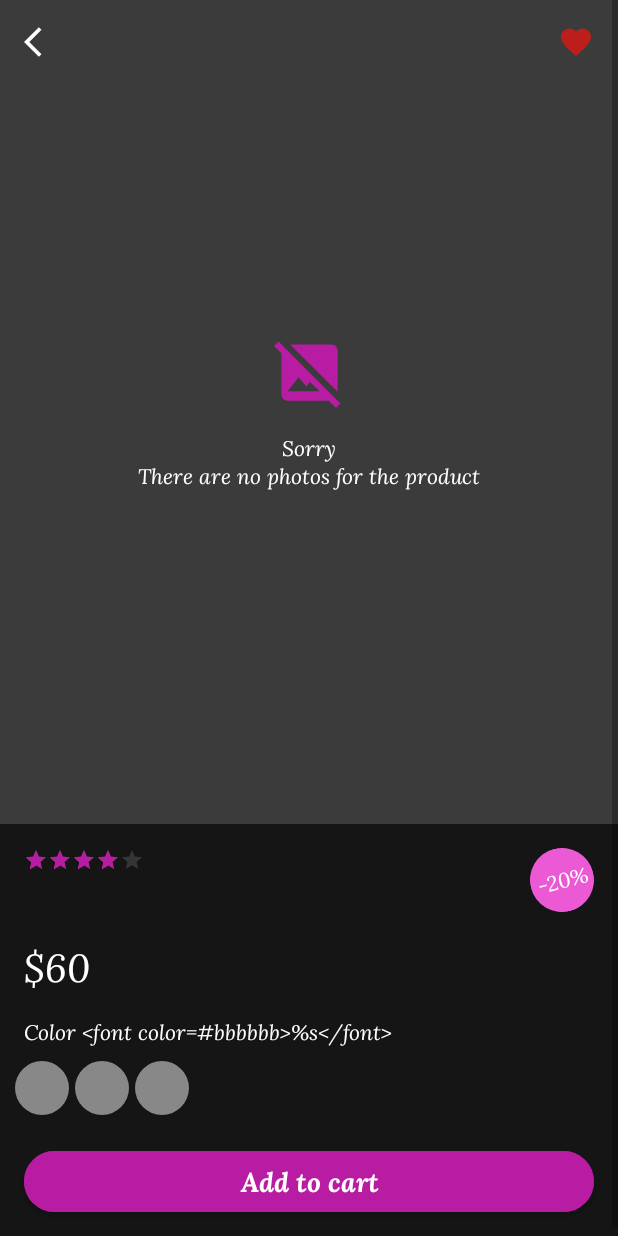
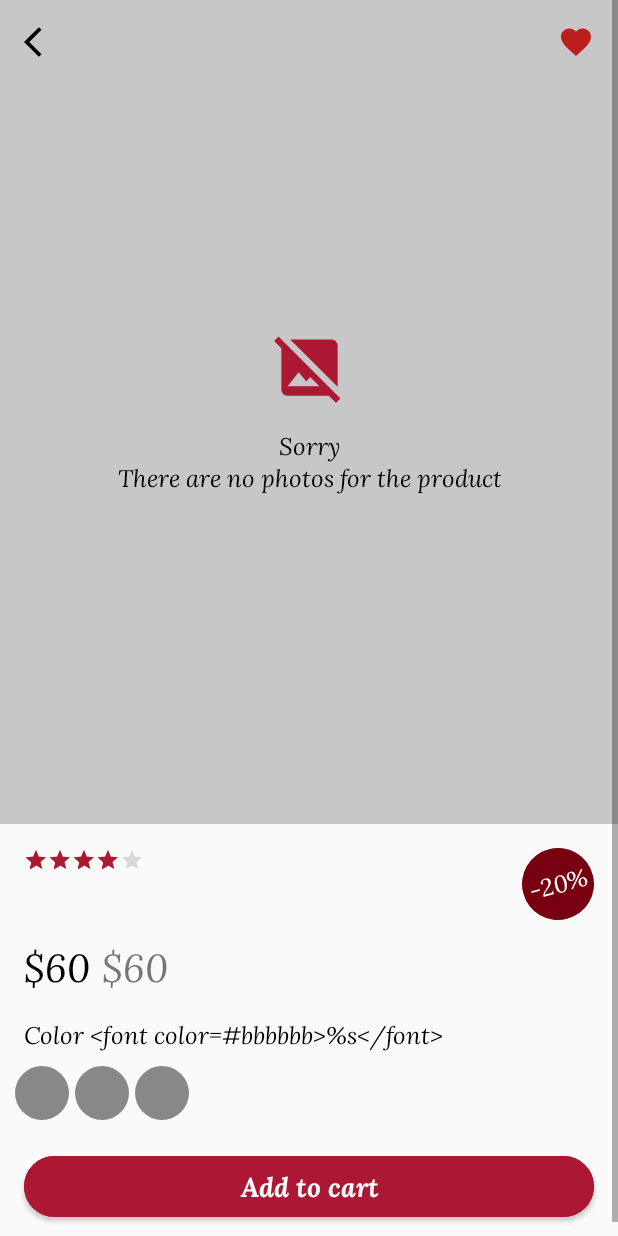
Before and after one commit to Lider123/PassionWoman, an Android app: the layout fragment_product_card.xml on its own in the app's theme, with its tools: preview values and no code run, on a phone screen of 412 x 824 dp. Run offline under Robolectric (Android 15) with nearby library versions, the phone set to English and light mode, and no system bars; plain views replace CircleIndicator3.

Commit message:
Added light mode

```diff
--- a/app/src/main/java/ru/babaetskv/passionwoman/app/MainApp.kt
+++ b/app/src/main/java/ru/babaetskv/passionwoman/app/MainApp.kt
@@ -1,6 +1,8 @@
 package ru.babaetskv.passionwoman.app
 
 import android.app.Application
+import android.os.Build
+import androidx.appcompat.app.AppCompatDelegate
 import com.chibatching.kotpref.Kotpref
 import ru.babaetskv.passionwoman.app.di.*
 
@@ -11,6 +13,9 @@ class MainApp : Application() {
         super.onCreate()
         initKoin()
         initKotpref()
+        if (Build.VERSION.SDK_INT < 29) {
+            AppCompatDelegate.setDefaultNightMode(AppCompatDelegate.MODE_NIGHT_YES)
+        }
     }
 
     private fun initKotpref() {
--- a/app/src/main/res/drawable/bg_input.xml
+++ b/app/src/main/res/drawable/bg_input.xml
@@ -2,6 +2,6 @@
 <shape
     xmlns:android="http://schemas.android.com/apk/res/android"
     android:shape="rectangle">
-    <solid android:color="#3fff"/>
+    <solid android:color="@color/input"/>
     <corners android:radius="@dimen/corners_default"/>
 </shape>
--- a/app/src/main/res/drawable/photo_placeholder.xml
+++ b/app/src/main/res/drawable/photo_placeholder.xml
@@ -9,7 +9,7 @@
 
     <item>
         <inset
-            android:drawable="@drawable/ic_launcher_foreground"
-            android:inset="50dp"/>
+            android:drawable="@drawable/ic_logo"
+            android:inset="50dp" />
     </item>
 </layer-list>
--- a/app/src/main/res/layout/fragment_onboarding.xml
+++ b/app/src/main/res/layout/fragment_onboarding.xml
@@ -37,6 +37,7 @@
             android:paddingEnd="0dp"
             android:scaleType="fitCenter"
             android:src="@drawable/ic_back"
+            android:tint="@color/onPrimary"
             app:layout_constraintStart_toStartOf="parent"/>
 
         <androidx.appcompat.widget.AppCompatImageButton
@@ -47,6 +48,7 @@
             android:paddingEnd="@dimen/margin_small"
             android:scaleType="fitCenter"
             android:src="@drawable/ic_forward"
+            android:tint="@color/onPrimary"
             app:layout_constraintEnd_toEndOf="parent"/>
     </androidx.constraintlayout.widget.ConstraintLayout>
 </FrameLayout>
--- a/app/src/main/res/layout/fragment_product_card.xml
+++ b/app/src/main/res/layout/fragment_product_card.xml
@@ -103,6 +103,7 @@
                 android:background="@drawable/bg_discount"
                 android:rotation="-15"
                 android:visibility="gone"
+                android:textColor="@color/onSecondary"
                 app:layout_constraintTop_toBottomOf="@id/layoutPhotos"
                 app:layout_constraintEnd_toEndOf="parent"
                 app:layout_constraintDimensionRatio="1:1"
@@ -135,13 +136,29 @@
 
             <androidx.appcompat.widget.AppCompatTextView
                 android:id="@+id/tvPrice"
-                android:layout_width="0dp"
+                android:layout_width="wrap_content"
                 android:layout_height="wrap_content"
                 android:layout_marginTop="@dimen/margin_small"
-                android:layout_marginHorizontal="@dimen/margin_default"
+                android:layout_marginStart="@dimen/margin_default"
                 android:textSize="26sp"
+                app:layout_constraintHorizontal_bias="0"
+                app:layout_constraintHorizontal_chainStyle="packed"
                 app:layout_constraintTop_toBottomOf="@id/tvProductName"
                 app:layout_constraintStart_toStartOf="parent"
+                app:layout_constraintEnd_toStartOf="@id/tvPriceDeleted"
+                tools:text="$60" />
+
+            <androidx.appcompat.widget.AppCompatTextView
+                android:id="@+id/tvPriceDeleted"
+                android:layout_width="wrap_content"
+                android:layout_height="wrap_content"
+                android:layout_marginTop="@dimen/margin_small"
+                android:layout_marginStart="@dimen/margin_small"
+                android:layout_marginEnd="@dimen/margin_default"
+                android:textSize="26sp"
+                android:textColor="@color/hint"
+                app:layout_constraintTop_toBottomOf="@id/tvProductName"
+                app:layout_constraintStart_toEndOf="@id/tvPrice"
                 app:layout_constraintEnd_toEndOf="parent"
                 tools:text="$60" />
 
--- a/app/src/main/res/layout/fragment_product_list.xml
+++ b/app/src/main/res/layout/fragment_product_list.xml
@@ -33,6 +33,7 @@
             android:layout_height="40dp"
             android:layout_marginStart="@dimen/margin_default"
             android:padding="@dimen/margin_small"
+            android:tint="@color/text"
             android:src="@drawable/ic_filters"
             android:background="@drawable/bg_card" />
 
--- a/app/src/main/res/layout/view_item_category.xml
+++ b/app/src/main/res/layout/view_item_category.xml
@@ -15,6 +15,7 @@
             android:layout_width="match_parent"
             android:layout_height="0dp"
             android:scaleType="centerCrop"
+            android:foreground="@color/category_shade"
             app:layout_constraintTop_toTopOf="parent"
             app:layout_constraintDimensionRatio="3:2"
             tools:src="@tools:sample/backgrounds/scenic"/>
--- a/app/src/main/res/layout/view_progress.xml
+++ b/app/src/main/res/layout/view_progress.xml
@@ -11,5 +11,6 @@
         android:layout_height="match_parent"
         android:scaleType="centerInside"
         android:layout_gravity="center"
+        app:tint="@color/secondary"
         app:srcCompat="@drawable/ic_launcher_foreground"/>
 </FrameLayout>
--- /dev/null
+++ b/app/src/main/res/values-notnight/colors.xml
@@ -0,0 +1,18 @@
+<?xml version="1.0" encoding="utf-8"?>
+<resources>
+    <color name="primary">#fafafa</color>
+    <color name="primaryVariant">#c7c7c7</color>
+    <color name="secondary">#ac1734</color>
+    <color name="secondaryVariant">#76000f</color>
+    <color name="onPrimary">#000</color>
+    <color name="onSecondary">#fff</color>
+    <color name="hint">#8000</color>
+    <color name="error">#ff9494</color>
+    <color name="favorite">#bc1e1b</color>
+    <color name="input">#3000</color>
+
+    <color name="onboarding_banner_shade">#98FFFFFF</color>
+    <color name="bg_login_shade">#CFFF</color>
+    <color name="progress_shade">#98FFFFFF</color>
+    <color name="category_shade">#4FFF</color>
+</resources>
--- a/app/src/main/res/values/colors.xml
+++ b/app/src/main/res/values/colors.xml
@@ -6,18 +6,21 @@
     <color name="secondaryVariant">#ec59d5</color>
     <color name="onPrimary">#fff</color>
     <color name="onSecondary">#fff</color>
-    <color name="background">#151515</color>
-    <color name="text">@color/onPrimary</color>
     <color name="hint">#8FFF</color>
     <color name="error">#ff9494</color>
     <color name="favorite">#bc1e1b</color>
-
-    <color name="alert_info">@color/primaryVariant</color>
-    <color name="alert_error">@color/error</color>
+    <color name="input">#3fff</color>
 
     <color name="onboarding_banner_shade">#98000000</color>
     <color name="bg_login_shade">#C000</color>
     <color name="progress_shade">#98000000</color>
+    <color name="category_shade">#4000</color>
+
+    <color name="background">@color/primary</color>
+    <color name="text">@color/onPrimary</color>
+
+    <color name="alert_info">@color/primaryVariant</color>
+    <color name="alert_error">@color/error</color>
 
     <color name="ucrop_color_toolbar">@color/primary</color>
     <color name="ucrop_color_statusbar">@color/primaryVariant</color>
--- a/app/src/main/res/values/strings.xml
+++ b/app/src/main/res/values/strings.xml
@@ -5,6 +5,8 @@
     <string name="retry">Retry</string>
     <string name="yes">Yes</string>
     <string name="no">No</string>
+
+    <string name="deleted_text_template"><![CDATA[<del>%s</del>]]></string>
 
     <string name="categories_title">Categories</string>
 
@@ -14,7 +16,6 @@
     <string name="menu_profile">Profile</string>
 
     <string name="item_product_button_buy">Buy now</string>
-    <string name="item_product_price_with_discount_template"><![CDATA[%s <font color=#bbbbbb><del>%s</del></font>]]></string>
 
     <string name="error_unknown">An unknown error occurred</string>
     <string name="error_get_categories">Failed to retrieve categories</string>
--- a/app/src/main/res/values/themes.xml
+++ b/app/src/main/res/values/themes.xml
@@ -2,6 +2,7 @@
     <!-- Base application theme. -->
     <style name="Theme.PassionWoman" parent="Theme.MaterialComponents.DayNight.NoActionBar">
         <item name="android:forceDarkAllowed" tools:targetApi="29">false</item>
+        <item name="android:windowLightStatusBar" tools:targetApi="m">true</item>
 
         <!-- Primary brand color. -->
         <item name="colorPrimary">@color/primary</item>
@@ -45,6 +46,7 @@
 
     <style name="Theme.PassionWoman.ImageButton" parent="Widget.AppCompat.ImageButton">
         <item name="android:background">@android:color/transparent</item>
+        <item name="android:tint">@color/onPrimary</item>
     </style>
 
     <style name="Theme.PassionWoman.Button.Colored" parent="Widget.MaterialComponents.Button">
@@ -52,6 +54,7 @@
         <item name="android:textAppearance">@style/Typography.PassionWoman.TextAppearance.Button</item>
         <item name="android:padding">@dimen/margin_small</item>
         <item name="cornerRadius">@dimen/corners_default</item>
+        <item name="android:textColor">@color/onSecondary</item>
     </style>
 
     <style
--- a/app/src/main/res/values/typography.xml
+++ b/app/src/main/res/values/typography.xml
@@ -4,7 +4,7 @@
     <style name="Typography.PassionWoman.TextAppearance" parent="TextAppearance.AppCompat">
         <item name="android:textColor">@color/text</item>
         <item name="android:fontFamily">@font/lora_italic</item>
-        <item name="android:textSize">14sp</item>
+        <item name="android:textSize">16sp</item>
     </style>
 
     <style name="Typography.PassionWoman.TextAppearance.Title">
```
Also changed, not shown: app/src/main/java/ru/babaetskv/passionwoman/app/presentation/feature/productcard/ProductCardFragment.kt (+6 -1 lines), app/src/main/java/ru/babaetskv/passionwoman/app/presentation/feature/productlist/ProductsAdapter.kt (+6 -1 lines), app/src/main/res/drawable/ic_logo.xml (added, +18 -0 lines), app/src/main/res/layout/view_item_product.xml (+19 -2 lines), app/src/main/res/drawable-notnight/logo.png (added).
